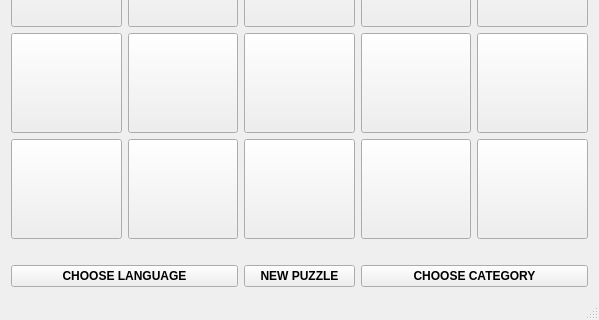
The window that Photon Match/PhotonMatch.ui (robertjaymyers/Photon-Match) describes before a commit, drawn with Qt 5; both pictures show x 0 to 599 and y 226 to 546 of the 599 by 546 pixel window.
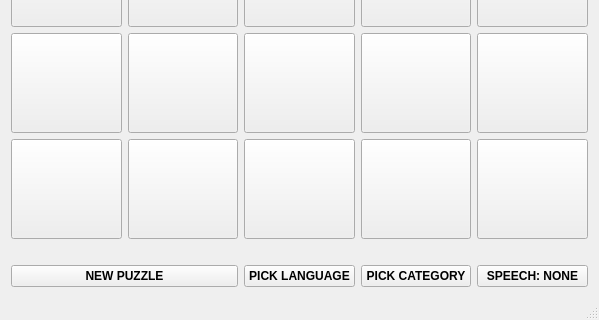
The same window after the commit.

Commit message: Added UI-based audio preference setting capability.

Patch:
```diff
--- a/Photon Match/PhotonMatch.ui
+++ b/Photon Match/PhotonMatch.ui
@@ -408,7 +408,55 @@
       </property>
      </spacer>
     </item>
+    <item row="6" column="3">
+     <widget class="QPushButton" name="chooseCategoryBtn">
+      <property name="font">
+       <font>
+        <weight>75</weight>
+        <bold>true</bold>
+       </font>
+      </property>
+      <property name="text">
+       <string>PICK CATEGORY</string>
+      </property>
+     </widget>
+    </item>
+    <item row="6" column="4">
+     <widget class="QPushButton" name="chooseAudioBtn">
+      <property name="sizePolicy">
+       <sizepolicy hsizetype="Minimum" vsizetype="Ignored">
+        <horstretch>0</horstretch>
+        <verstretch>0</verstretch>
+       </sizepolicy>
+      </property>
+      <property name="font">
+       <font>
+        <weight>75</weight>
+        <bold>true</bold>
+       </font>
+      </property>
+      <property name="toolTip">
+       <string/>
+      </property>
+      <property name="text">
+       <string>SPEECH: NONE</string>
+      </property>
+     </widget>
+    </item>
     <item row="6" column="2">
+     <widget class="QPushButton" name="chooseLangBtn">
+      <property name="font">
+       <font>
+        <weight>75</weight>
+        <bold>true</bold>
+       </font>
+      </property>
+      <property name="text">
+       <string>PICK LANGUAGE</string>
+      </property>
+     </widget>
+    </item>
+    <item row="6" column="0" colspan="2">
      <widget class="QPushButton" name="newPuzzleBtn">
       <property name="enabled">
        <bool>true</bool>
@@ -424,32 +472,6 @@
       </property>
      </widget>
     </item>
-    <item row="6" column="0" colspan="2">
-     <widget class="QPushButton" name="chooseLangBtn">
-      <property name="font">
-       <font>
-        <weight>75</weight>
-        <bold>true</bold>
-       </font>
-      </property>
-      <property name="text">
-       <string>CHOOSE LANGUAGE</string>
-      </property>
-     </widget>
-    </item>
-    <item row="6" column="3" colspan="2">
-     <widget class="QPushButton" name="chooseCategoryBtn">
-      <property name="font">
-       <font>
-        <weight>75</weight>
-        <bold>true</bold>
-       </font>
-      </property>
-      <property name="text">
-       <string>CHOOSE CATEGORY</string>
-      </property>
-     </widget>
-    </item>
    </layout>
   </widget>
   <widget class="QMenuBar" name="menuBar">
```
Left out of the diff: 388 changed lines with no effect on the pictures. The commit also changes 2 other files.
